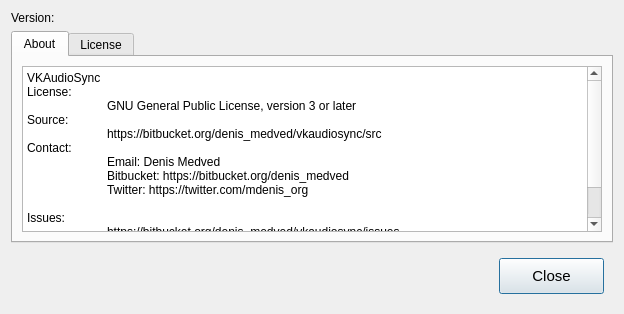
Qt form src/ui/about.ui (DenisMedved/vkaudiosync) before a commit.
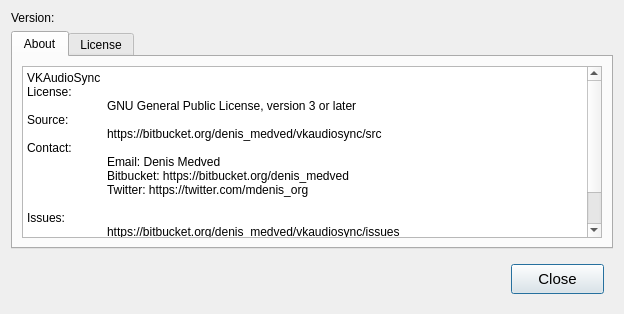
The same form after that commit. Icons and pictures are not drawn.

Commit message: change button size and enable settings for win

```diff
--- a/src/ui/about.ui
+++ b/src/ui/about.ui
@@ -793,8 +793,8 @@
        <widget class="QPushButton" name="close">
         <property name="minimumSize">
          <size>
-          <width>105</width>
-          <height>36</height>
+          <width>93</width>
+          <height>30</height>
          </size>
         </property>
         <property name="baseSize">
```
The commit also changes 6 other files.
